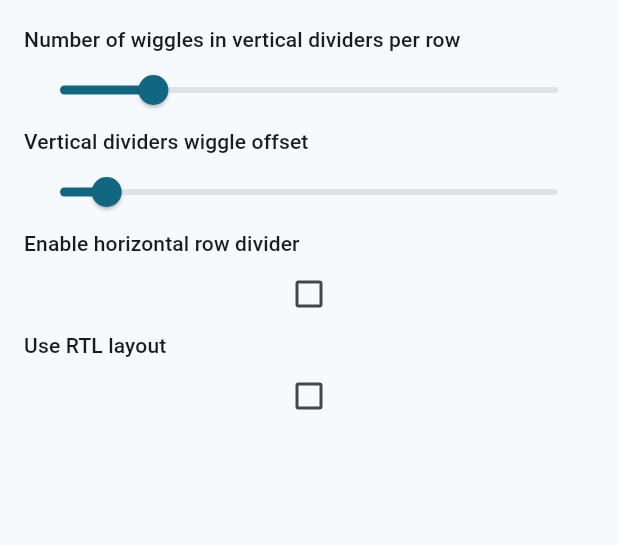
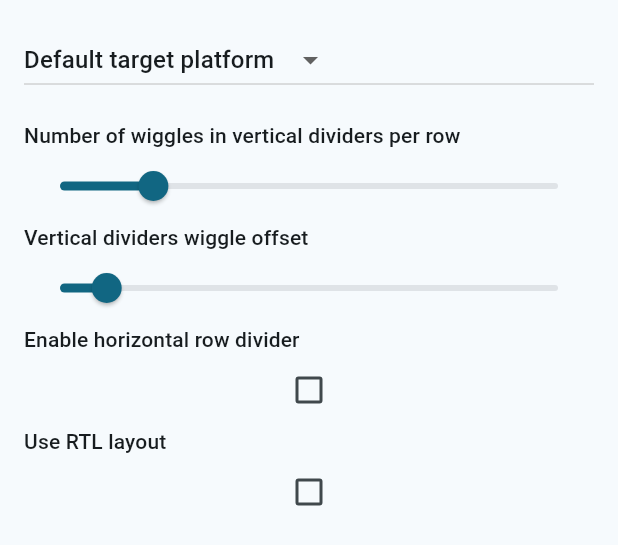
Before and after one commit to NikolayNIK/material_table_view_demo, a Flutter app: the StylingControls widget shown alone on an empty page, opened directly with empty values, on a phone screen of 412 x 824 dp. Shown: the top 545 px of the screen. Run offline on Flutter 3.47's test engine with Material 3 defaults, Android fonts, the light colour scheme and no system bars; missing offline and left inert: material_table_view.

Commit message:
Target platform dropdown

```diff
--- /dev/null
+++ b/lib/global_target_platform.dart
@@ -0,0 +1,3 @@
+import 'package:flutter/foundation.dart';
+
+final globalTargetPlatform = ValueNotifier<TargetPlatform?>(null);
--- a/lib/main.dart
+++ b/lib/main.dart
@@ -8,6 +8,7 @@ import 'package:material_table_view/shimmer_placeholder_shade.dart';
 import 'package:material_table_view/sliver_table_view.dart';
 import 'package:material_table_view/table_column_control_handles_popup_route.dart';
 import 'package:material_table_view/table_view_typedefs.dart';
+import 'package:material_table_view_demo/global_target_platform.dart';
 import 'package:material_table_view_demo/style_controls.dart';
 
 void main() => runApp(const MyApp());
@@ -18,15 +19,20 @@ class MyApp extends StatelessWidget {
   const MyApp({super.key});
 
   @override
-  Widget build(BuildContext context) => MaterialApp(
-        title: _title,
-        theme: _appTheme(Brightness.light),
-        darkTheme: _appTheme(Brightness.dark),
-        home: const MyHomePage(),
+  Widget build(BuildContext context) => ValueListenableBuilder(
+        valueListenable: globalTargetPlatform,
+        builder: (context, targetPlatform, _) => MaterialApp(
+          title: _title,
+          theme: _appTheme(Brightness.light, targetPlatform),
+          darkTheme: _appTheme(Brightness.dark, targetPlatform),
+          home: const MyHomePage(),
+        ),
       );
 
-  ThemeData _appTheme(Brightness brightness) => ThemeData(
+  ThemeData _appTheme(Brightness brightness, TargetPlatform? platform) =>
+      ThemeData(
         useMaterial3: true,
+        platform: platform,
         colorScheme: ColorScheme.fromSeed(
           seedColor: Colors.blueGrey,
           brightness: brightness,
--- a/lib/style_controls.dart
+++ b/lib/style_controls.dart
@@ -1,5 +1,6 @@
 import 'package:flutter/material.dart';
 import 'package:material_table_view/material_table_view.dart';
+import 'package:material_table_view_demo/global_target_platform.dart';
 
 class StylingController with ChangeNotifier {
   final verticalDividerWigglesPerRow = ValueNotifier<int>(3);
@@ -116,6 +117,32 @@ class StylingControls extends StatelessWidget {
           child: Column(
             crossAxisAlignment: CrossAxisAlignment.stretch,
             children: [
+              ValueListenableBuilder(
+                valueListenable: globalTargetPlatform,
+                builder: (context, currentPlatform, _) =>
+                    DropdownButton<TargetPlatform?>(
+                  items: <DropdownMenuItem<TargetPlatform?>>[
+                    const DropdownMenuItem(
+                      value: null,
+                      child: Text('Default target platform'),
+                    ),
+                  ]
+                      .followedBy(
+                        TargetPlatform.values.map(
+                          (e) => DropdownMenuItem(
+                            value: e,
+                            child: Text(e.toString()),
+                          ),
+                        ),
+                      )
+                      .toList(growable: false),
+                  value: currentPlatform,
+                  onChanged: (value) => globalTargetPlatform.value = value,
+                ),
+              ),
+              SizedBox(
+                height: 16.0 + 4.0 * Theme.of(context).visualDensity.vertical,
+              ),
               Text(
                 'Number of wiggles in vertical dividers per row',
                 style: Theme.of(context).textTheme.labelLarge,
```
